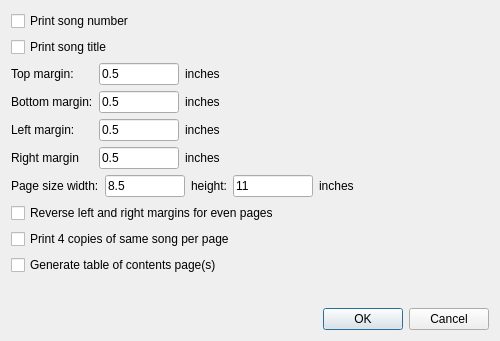
Old version of the form src/softchord_pdf_dialog.ui in the repository matvey83/softChord.
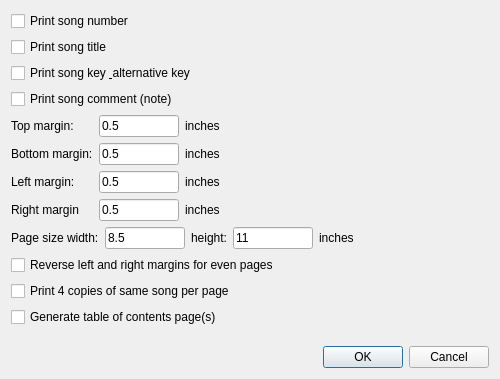
New version of the form.

Commit message: Initial implementation of printout of song subtitle and key/alt key

Diff of the .ui file:
```diff
--- a/src/softchord_pdf_dialog.ui
+++ b/src/softchord_pdf_dialog.ui
@@ -7,7 +7,7 @@
     <x>0</x>
     <y>0</y>
     <width>500</width>
-    <height>341</height>
+    <height>379</height>
    </rect>
   </property>
   <property name="windowTitle">
@@ -28,6 +28,20 @@
      </property>
     </widget>
    </item>
+   <item>
+    <widget class="QCheckBox" name="print_song_key_box">
+     <property name="text">
+      <string>Print song key &amp; alternative key</string>
+     </property>
+    </widget>
+   </item>
+   <item>
+    <widget class="QCheckBox" name="print_song_comment_box">
+     <property name="text">
+      <string>Print song comment (note)</string>
+     </property>
+    </widget>
+   </item>
    <item>
     <layout class="QGridLayout" name="gridLayout">
      <item row="0" column="0">
```
The commit also changes 1 other file.
